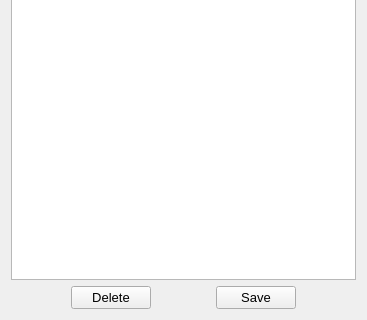
Before: the Qt Designer form srxgui/MainWindow/Queue.ui in whishei/srxgui, drawn with Qt 5; both pictures show x 0 to 367 and y 293 to 613 of the 367 by 613 pixel window.
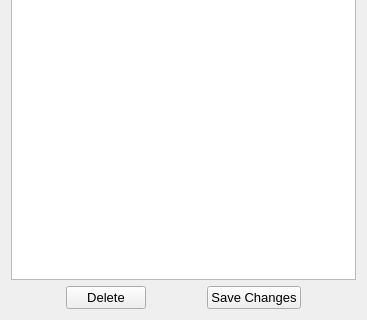
After: the same form once the commit is applied.

What changed in the file:
```diff
--- a/srxgui/MainWindow/Queue.ui
+++ b/srxgui/MainWindow/Queue.ui
@@ -130,7 +130,7 @@
         </font>
        </property>
        <property name="text">
-        <string>Save</string>
+        <string>Save Changes</string>
        </property>
       </widget>
      </item>
```
